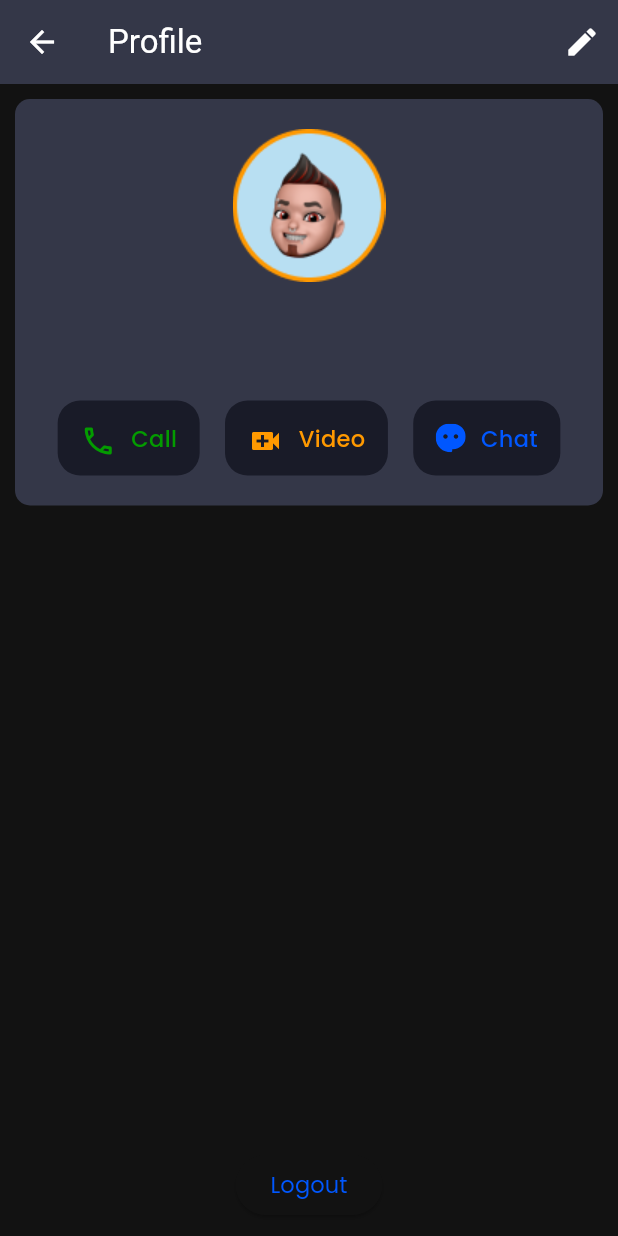
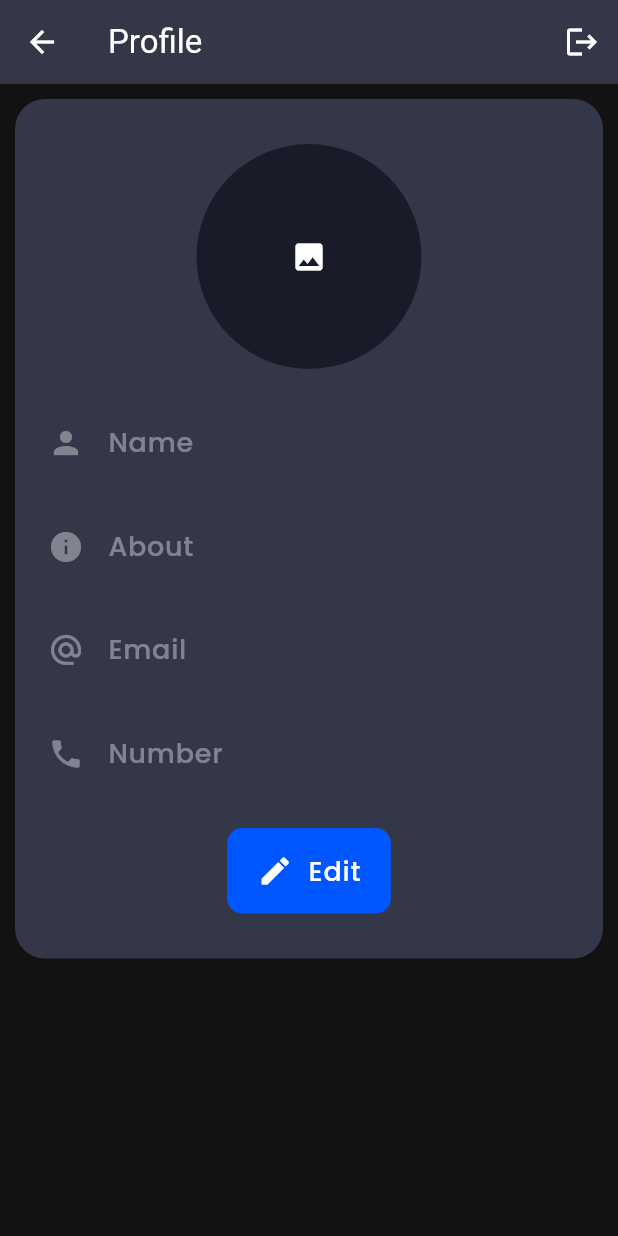
Before and after one commit to Abhishekverma657/sampark, a Flutter app: the HomePage screen opened by its route, after a tap on the "more vert" icon, on a phone screen of 412 x 824 dp. Run offline on Flutter 3.47's test engine with Material 3 defaults, Android fonts, the phone set to English and light mode, and no system bars; our stand-ins replace cloud_firestore, firebase_auth, firebase_core, firebase_storage, flutter_svg, get and 3 more; missing offline and left inert: dart:ffi; accounts and stored records are empty.

Commit message:
Profile image null check added

```diff
--- /dev/null
+++ b/lib/Controller/ImagePicker.dart
@@ -0,0 +1,19 @@
+import 'package:get/get_state_manager/get_state_manager.dart';
+import 'package:image_picker/image_picker.dart';
+
+class ImagePickerController extends GetxController{
+  final ImagePicker  picker= ImagePicker();
+   Future<String> PickImage()async{
+    final XFile? image = await  picker.pickImage(source: ImageSource.gallery);
+    if (image != null) {
+      return image.path;
+      } else {
+        return '';
+
+
+
+   }
+   }
+
+
+}
--- a/lib/Controller/ProfileController.dart
+++ b/lib/Controller/ProfileController.dart
@@ -1,24 +1,67 @@
+import 'dart:io';
+
 import 'package:cloud_firestore/cloud_firestore.dart';
 import 'package:firebase_auth/firebase_auth.dart';
+import 'package:firebase_storage/firebase_storage.dart';
 import 'package:get/get_rx/src/rx_types/rx_types.dart';
 import 'package:get/get_state_manager/get_state_manager.dart';
 import 'package:sampark/Models/UserModel.dart';
 
-class ProfileControler extends GetxController{
-  final auth =FirebaseAuth.instance;
-  final db=FirebaseFirestore.instance;
+class ProfileControler extends GetxController {
+  final auth = FirebaseAuth.instance;
+  final db = FirebaseFirestore.instance;
+  final store = FirebaseStorage.instance;
+  RxBool isloding = false.obs;
+
+  Rx<UserModel> currentUser = UserModel().obs;
+
+  void onInit() async {
+    super.onInit();
+    await getUserDetails();
+  }
+
+  Future<void> getUserDetails() async {
+    await db.collection("users").doc(auth.currentUser!.uid).get().then((value) {
+      currentUser.value = UserModel.fromJson(value.data()!);
+    });
+  }
+
+  Future<void> updateProfile(
+      String imageUrl, String name, String about, String number) async {
+    isloding.value = true;
+    try{
+       final imageLink = await uploadfileToFirebase(imageUrl);
+
+ final upatedUser = UserModel(
+     name: name, about: about, phoneNumber: number, profileImage: imageLink);
+ await db.collection("users").doc(auth.currentUser!.uid).set(upatedUser.toJson());
+
+    }catch(e){
+      print(e);
+    }
 
 
-   Rx<UserModel> currentUser=UserModel().obs;
 
-     void onInit()async{
-      super.onInit();
-      await getUserDetails();
-     }
 
-    Future<void>getUserDetails()async{
-      await db.collection("users").doc(auth.currentUser!.uid).get().then((value) {
-        currentUser.value=UserModel.fromJson(value.data()!);
-      });
+
+    isloding.value = false;
+  }
+
+  Future<String> uploadfileToFirebase(String imagePath) async {
+    final path = "files/${imagePath}";
+    final file = File(imagePath);
+    if (imagePath != "") {
+      try {
+        final ref = store.ref().child(path).putFile(file);
+        final UploadTask = await ref.whenComplete(() {});
+        final downloadImageUrl = await UploadTask.ref.getDownloadURL();
+        print(downloadImageUrl);
+        return downloadImageUrl;
+      } catch (e) {
+        print(e);
+        return " ";
+      }
     }
+    return "";
+  }
 }
--- a/lib/Models/UserModel.dart
+++ b/lib/Models/UserModel.dart
@@ -3,10 +3,14 @@ class UserModel {
   String? id;
   String? name;
   String? email;
-  String? phone;
   String? profileImage;
+  String? phoneNumber;
+  String? about;
+  String? createdAt;
+  String? lastOnlineStatus;
+  String? status;
 
-  UserModel({this.id, this.name, this.email, this.phone, this.profileImage});
+  UserModel({this.id, this.name, this.email, this.profileImage, this.phoneNumber, this.about, this.createdAt, this.lastOnlineStatus, this.status});
 
   UserModel.fromJson(Map<String, dynamic> json) {
     if(json["id"] is String) {
@@ -18,11 +22,23 @@ class UserModel {
     if(json["email"] is String) {
       email = json["email"];
     }
-    if(json["phone"] is String) {
-      phone = json["phone"];
-    }
     if(json["profileImage"] is String) {
       profileImage = json["profileImage"];
+    }
+    if(json["phoneNumber"] is String) {
+      phoneNumber = json["phoneNumber"];
+    }
+    if(json["about"] is String) {
+      about = json["about"];
+    }
+    if(json["CreatedAt"] is String) {
+      createdAt = json["CreatedAt"];
+    }
+    if(json["LastOnlineStatus"] is String) {
+      lastOnlineStatus = json["LastOnlineStatus"];
+    }
+    if(json["Status"] is String) {
+      status = json["Status"];
     }
   }
 
@@ -31,8 +47,12 @@ class UserModel {
     _data["id"] = id;
     _data["name"] = name;
     _data["email"] = email;
-    _data["phone"] = phone;
     _data["profileImage"] = profileImage;
+    _data["phoneNumber"] = phoneNumber;
+    _data["about"] = about;
+    _data["CreatedAt"] = createdAt;
+    _data["LastOnlineStatus"] = lastOnlineStatus;
+    _data["Status"] = status;
     return _data;
   }
 }
--- a/lib/pages/Homepage/Homepage.dart
+++ b/lib/pages/Homepage/Homepage.dart
@@ -8,6 +8,7 @@ import 'package:sampark/Config/Strings.dart';
 import 'package:sampark/Controller/ProfileController.dart';
 import 'package:sampark/pages/Homepage/widgets/ChatList.dart';
 import 'package:sampark/pages/Homepage/widgets/TabBar.dart';
+import 'package:sampark/pages/ProfilePage/ProfilePage.dart';
 
 class HomePage extends StatefulWidget {
   const HomePage({super.key});
@@ -32,9 +33,11 @@ class _HomePageState extends State<HomePage>  with TickerProviderStateMixin{
          actions: [
            IconButton(onPressed: (){
  }, icon:  Icon(Icons.search)),
-           IconButton(onPressed: (){
+           IconButton(onPressed: ()async{
 
-                       Get.toNamed("/profilePage");
+                      //  Get.toNamed("/profilePage");
+                    await   profileController.getUserDetails();
+                      Get.to(ProfilePage());
            }, icon:  Icon(Icons.more_vert)),
 
          ],
--- /dev/null
+++ b/lib/pages/ProfilePage/ProfilePage.dart
@@ -0,0 +1,209 @@
+import 'dart:io';
+
+import 'package:flutter/cupertino.dart';
+import 'package:flutter/foundation.dart';
+import 'package:flutter/material.dart';
+import 'package:flutter/widgets.dart';
+import 'package:get/get.dart';
+import 'package:get/get_state_manager/get_state_manager.dart';
+import 'package:sampark/Controller/AuthController.dart';
+import 'package:sampark/Controller/ImagePicker.dart';
+import 'package:sampark/Controller/ProfileController.dart';
+import 'package:sampark/Widgets/PrimaryButton.dart';
+
+class ProfilePage extends StatelessWidget {
+  const ProfilePage({super.key});
+
+  @override
+  Widget build(BuildContext context) {
+    RxBool isEdit = false.obs;
+    ImagePickerController imagePickerController =
+        Get.put(ImagePickerController());
+
+    ProfileControler profileControler = Get.put(ProfileControler());
+    TextEditingController name =
+        TextEditingController(text: profileControler.currentUser.value.name??"");
+    TextEditingController email =
+        TextEditingController(text: profileControler.currentUser.value.email);
+    TextEditingController phone = TextEditingController(
+        text: profileControler.currentUser.value.phoneNumber??" ");
+    TextEditingController about =
+        TextEditingController(text: profileControler.currentUser.value.about??"");
+    RxString imagePath = ''.obs;
+     AuthController authController=Get.put(AuthController());
+
+    return Scaffold(
+      appBar: AppBar(
+        title: Text("Profile"),
+         actions: [
+          IconButton(onPressed: (){
+             authController.logoutUser();
+
+          }, icon:  Icon(Icons.logout))
+         ],
+      ),
+      body: Padding(
+        padding: const EdgeInsets.all(10.0),
+        child: ListView(
+          children: [
+            Container(
+              padding: EdgeInsets.all(10),
+              //  height: 300,
+              decoration: BoxDecoration(
+                  color: Theme.of(context).colorScheme.primaryContainer,
+                  borderRadius: BorderRadius.circular(20)),
+              child: Row(
+                children: [
+                  Expanded(
+                    child: Column(
+                      children: [
+                        SizedBox(
+                          height: 20,
+                        ),
+                        Row(
+                          mainAxisAlignment: MainAxisAlignment.center,
+                          children: [
+                            Obx(() => isEdit.value
+                                ? InkWell(
+                                    onTap: () async {
+                                      imagePath.value =
+                                          await imagePickerController
+                                              .PickImage();
+
+                                      print("Image Path" + imagePath.value);
+                                    },
+                                    child: Container(
+                                      height: 150,
+                                      width: 150,
+                                      decoration: BoxDecoration(
+                                          color: Theme.of(context)
+                                              .colorScheme
+                                              .background,
+                                          borderRadius:
+                                              BorderRadius.circular(100)),
+                                      child: profileControler.currentUser.value.profileImage == ""||profileControler.currentUser.value.profileImage==null
+                                          ? Icon(Icons.add)
+                                          : ClipOval(
+                                             child: Image.network(profileControler.currentUser.value.profileImage!, fit: BoxFit.cover,),
+
+
+
+
+                                            ),
+                                    ),
+                                  )
+                                : Container(
+                                    height: 150,
+                                    width: 150,
+                                    decoration: BoxDecoration(
+                                        color: Theme.of(context)
+                                            .colorScheme
+                                            .background,
+                                        borderRadius:
+                                            BorderRadius.circular(100)),
+                                   child: profileControler.currentUser.value.profileImage == ""||profileControler.currentUser.value.profileImage==null?Icon(Icons.image):
+                                   ClipOval(child: Image.network(profileControler.currentUser.value.profileImage!,fit: BoxFit.cover,)),
+
+
+                                 )
+
+                                )
+                          ],
+                        ),
+                        SizedBox(
+                          height: 20,
+                        ),
+                        Obx(
+                          () => TextField(
+                            enabled: isEdit.value,
+                            controller: name,
+                            decoration: InputDecoration(
+                              filled: isEdit.value,
+                              prefixIcon: Icon(Icons.person),
+                              labelText: "Name",
+                            ),
+                          ),
+                        ),
+                        SizedBox(
+                          height: 10,
+                        ),
+                        Obx(
+                          () => TextField(
+                            enabled: isEdit.value,
+                            controller: about,
+                            decoration: InputDecoration(
+                              filled: isEdit.value,
+                              prefixIcon: Icon(Icons.info),
+                              labelText: "About",
+                            ),
+                          ),
+                        ),
+                        SizedBox(
+                          height: 10,
+                        ),
+                        TextField(
+                          enabled: false,
+                          controller: email,
+                          decoration: InputDecoration(
+                            filled: isEdit.value,
+                            prefixIcon: Icon(Icons.alternate_email_outlined),
+                            labelText: "Email",
+                          ),
+                        ),
+                        SizedBox(
+                          height: 10,
+                        ),
+                        Obx(
+                          () => TextField(
+                            enabled: isEdit.value,
+                            controller: phone,
+                            decoration: InputDecoration(
+                              filled: isEdit.value,
+                              prefixIcon: Icon(Icons.phone),
+                              labelText: "Number",
+                            ),
+                          ),
+                        ),
+                        SizedBox(
+                          height: 20,
+                        ),
+                        Row(
+                          mainAxisAlignment: MainAxisAlignment.center,
+                          children: [
+                            Obx(
+                              () => isEdit.value
+                                  ? PrimaryButton(
+                                      btnName: "Save",
+                                      icon: Icons.save,
+                                      ontap: () async {
+                                        await profileControler.updateProfile(
+                                            imagePath.value,
+                                            name.text,
+                                            about.text,
+                                            phone.text);
+                                        isEdit.value = false;
+                                      })
+                                  : PrimaryButton(
+                                      btnName: "Edit",
+                                      icon: Icons.edit,
+                                      ontap: () {
+                                        isEdit.value = true;
+                                      }),
+                            )
+                          ],
+                        ),
+                        SizedBox(
+                          height: 20,
+                        )
+                      ],
+                    ),
+                  )
+                ],
+              ),
+            )
+          ],
+        ),
+      ),
+    );
+  }
+}
--- a/pubspec.yaml
+++ b/pubspec.yaml
@@ -41,6 +41,8 @@ dependencies:
   firebase_core: ^3.4.0
   firebase_auth: ^5.2.0
   cloud_firestore: ^5.4.0
+  image_picker: ^1.1.2
+  firebase_storage: ^12.2.0
 
 dev_dependencies:
   flutter_test:
```
Also changed, not shown: pubspec.lock, 5 other files.
